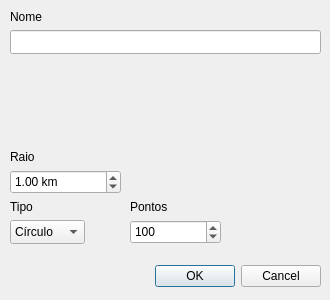
Above: dialogs/circledialog.ui from cragapito/qtkamal before the change. Below: the same form after it.
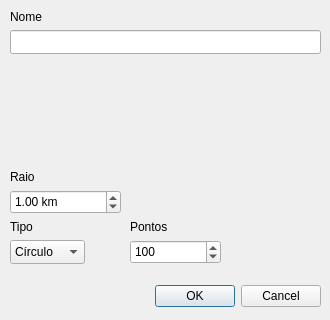
That is the form after the change. Icons and pictures are not drawn. Custom widgets are drawn as their Qt base class.

Patch:
```diff
--- a/dialogs/circledialog.ui
+++ b/dialogs/circledialog.ui
@@ -7,19 +7,25 @@
     <x>0</x>
     <y>0</y>
     <width>330</width>
-    <height>300</height>
+    <height>320</height>
    </rect>
   </property>
+  <property name="sizePolicy">
+   <sizepolicy hsizetype="Fixed" vsizetype="Fixed">
+    <horstretch>0</horstretch>
+    <verstretch>0</verstretch>
+   </sizepolicy>
+  </property>
   <property name="minimumSize">
    <size>
     <width>330</width>
-    <height>300</height>
+    <height>320</height>
    </size>
   </property>
   <property name="maximumSize">
    <size>
     <width>330</width>
-    <height>300</height>
+    <height>320</height>
    </size>
   </property>
   <property name="focusPolicy">
@@ -36,7 +42,7 @@
    <property name="geometry">
     <rect>
      <x>-20</x>
-     <y>260</y>
+     <y>280</y>
      <width>341</width>
      <height>32</height>
     </rect>
@@ -75,7 +81,7 @@
    <property name="geometry">
     <rect>
      <x>10</x>
-     <y>250</y>
+     <y>270</y>
      <width>40</width>
      <height>40</height>
     </rect>
@@ -102,7 +108,7 @@
      <x>10</x>
      <y>60</y>
      <width>310</width>
-     <height>85</height>
+     <height>100</height>
     </rect>
    </property>
    <property name="focusPolicy">
@@ -113,7 +119,7 @@
    <property name="geometry">
     <rect>
      <x>10</x>
-     <y>150</y>
+     <y>170</y>
      <width>311</width>
      <height>51</height>
     </rect>
@@ -273,7 +279,7 @@
    <property name="geometry">
     <rect>
      <x>10</x>
-     <y>220</y>
+     <y>240</y>
      <width>75</width>
      <height>24</height>
     </rect>
@@ -293,7 +299,7 @@
    <property name="geometry">
     <rect>
      <x>10</x>
-     <y>200</y>
+     <y>220</y>
      <width>57</width>
      <height>14</height>
     </rect>
@@ -306,7 +312,7 @@
    <property name="geometry">
     <rect>
      <x>130</x>
-     <y>220</y>
+     <y>240</y>
      <width>91</width>
      <height>24</height>
     </rect>
@@ -325,7 +331,7 @@
    <property name="geometry">
     <rect>
      <x>130</x>
-     <y>200</y>
+     <y>220</y>
      <width>57</width>
      <height>14</height>
     </rect>
```
